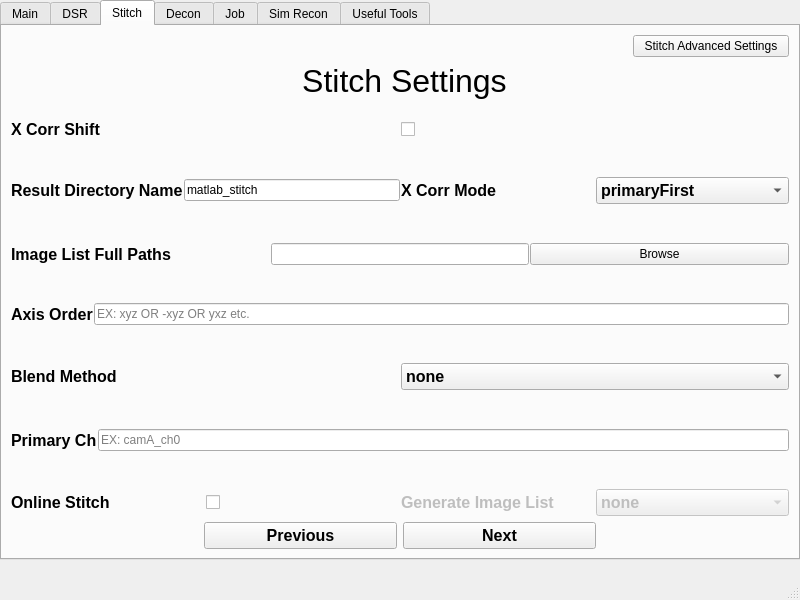
This is src/mainwindow.ui in abcucberkeley/PetaKit5D-GUI as Qt 5 draws it before an edit. The edited form follows.
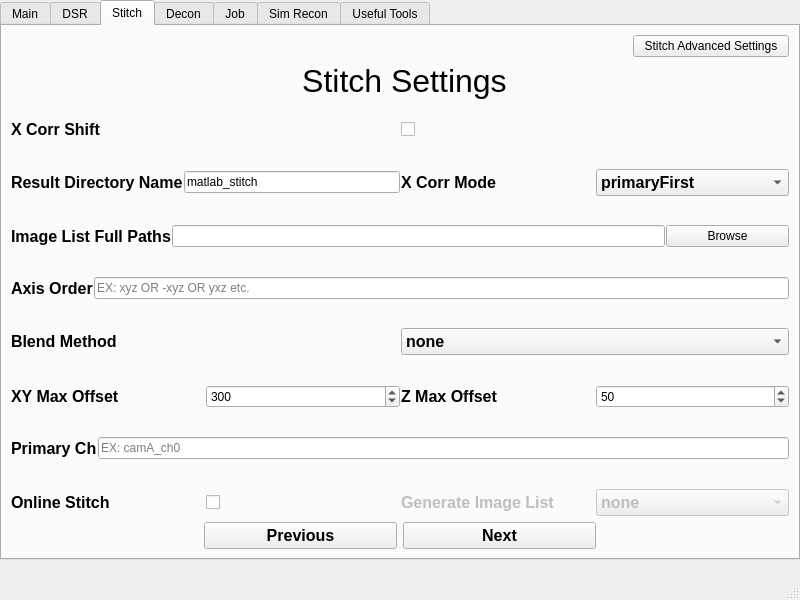
This is the edited form. The open tabs and pages were chosen to show the change.

Commit message: Moved xyMaxOffset and zMaxOffset to Stitch Settings

What changed in the file:
```diff
--- a/src/mainwindow.ui
+++ b/src/mainwindow.ui
@@ -1486,7 +1486,7 @@
        </layout>
       </item>
       <item row="1" column="0">
-       <layout class="QVBoxLayout" name="verticalLayout_9" stretch="1,1,1,1,1,1,1,1,1,1,1,1,1">
+       <layout class="QVBoxLayout" name="verticalLayout_9" stretch="1,1,1,1,1,1,1,1,1,1,1,1,1,1,1">
         <property name="spacing">
          <number>1</number>
         </property>
@@ -1632,7 +1632,7 @@
         <item>
          <layout class="QHBoxLayout" name="horizontalLayout_113" stretch="1">
           <item>
-           <layout class="QHBoxLayout" name="horizontalLayout_24">
+           <layout class="QHBoxLayout" name="horizontalLayout_24" stretch="1,4,1">
             <item>
              <widget class="QLabel" name="imageListFullPathsLabel">
               <property name="font">
@@ -1724,7 +1724,7 @@
          </layout>
         </item>
         <item>
-         <spacer name="verticalSpacer_18">
+         <spacer name="verticalSpacer_11">
           <property name="orientation">
            <enum>Qt::Vertical</enum>
           </property>
@@ -1734,7 +1734,7 @@
           <property name="sizeHint" stdset="0">
            <size>
             <width>20</width>
-            <height>10</height>
+            <height>40</height>
            </size>
           </property>
          </spacer>
@@ -1801,6 +1801,80 @@
           </item>
          </layout>
         </item>
+        <item>
+         <spacer name="verticalSpacer_18">
+          <property name="orientation">
+           <enum>Qt::Vertical</enum>
+          </property>
+          <property name="sizeType">
+           <enum>QSizePolicy::Preferred</enum>
+          </property>
+          <property name="sizeHint" stdset="0">
+           <size>
+            <width>20</width>
+            <height>10</height>
+           </size>
+          </property>
+         </spacer>
+        </item>
+        <item>
+         <layout class="QHBoxLayout" name="horizontalLayout_36">
+          <item>
+           <layout class="QHBoxLayout" name="horizontalLayout_62">
+            <item>
+             <widget class="QLabel" name="xyMaxOffsetLabel">
+              <property name="font">
+               <font>
+                <pointsize>12</pointsize>
+                <bold>true</bold>
+               </font>
+              </property>
+              <property name="text">
+               <string>XY Max Offset</string>
+              </property>
+             </widget>
+            </item>
+            <item>
+             <widget class="QSpinBox" name="xyMaxOffsetSpinBox">
+              <property name="maximum">
+               <number>2000000000</number>
+              </property>
+              <property name="value">
+               <number>300</number>
+              </property>
+             </widget>
+            </item>
+           </layout>
+          </item>
+          <item>
+           <layout class="QHBoxLayout" name="horizontalLayout_63">
+            <item>
+             <widget class="QLabel" name="zMaxOffsetLabel">
+              <property name="font">
+               <font>
+                <pointsize>12</pointsize>
+                <bold>true</bold>
+               </font>
+              </property>
+              <property name="text">
+               <string>Z Max Offset</string>
+              </property>
+             </widget>
+            </item>
+            <item>
+             <widget class="QSpinBox" name="zMaxOffsetSpinBox">
+              <property name="maximum">
+               <number>2000000000</number>
+              </property>
+              <property name="value">
+               <number>50</number>
+              </property>
+             </widget>
+            </item>
+           </layout>
+          </item>
+         </layout>
+        </item>
         <item>
          <spacer name="verticalSpacer_19">
           <property name="orientation">
```
Left out of the diff: 3 changed lines with no effect on the pictures. The commit also changes 4 other files.
